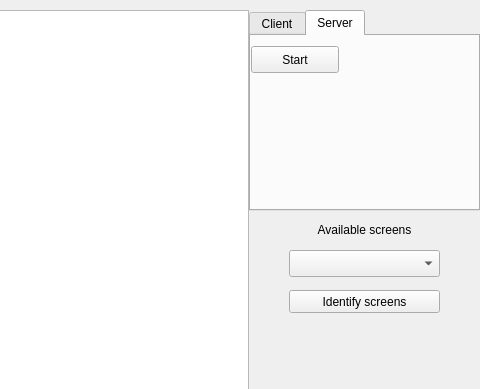
Above: common/gui/src/MainWindow.ui from krisukox/PCs-connector before the change; both pictures show x 211 to 691 and y 0 to 389 of the 691 by 501 pixel window. Below: the same form after it.
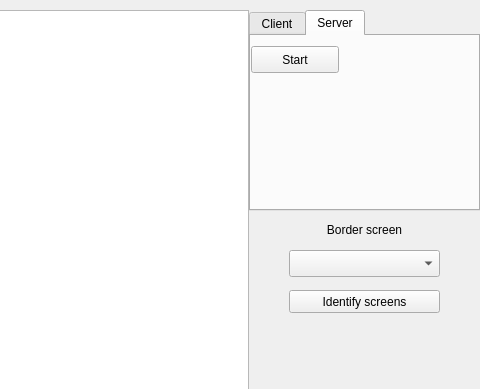
That is the form after the change.

The edit to the form file:
```diff
--- a/common/gui/src/MainWindow.ui
+++ b/common/gui/src/MainWindow.ui
@@ -125,7 +125,7 @@
      </rect>
     </property>
     <property name="text">
-     <string>Available screens</string>
+     <string>Border screen</string>
     </property>
     <property name="alignment">
      <set>Qt::AlignCenter</set>
```
